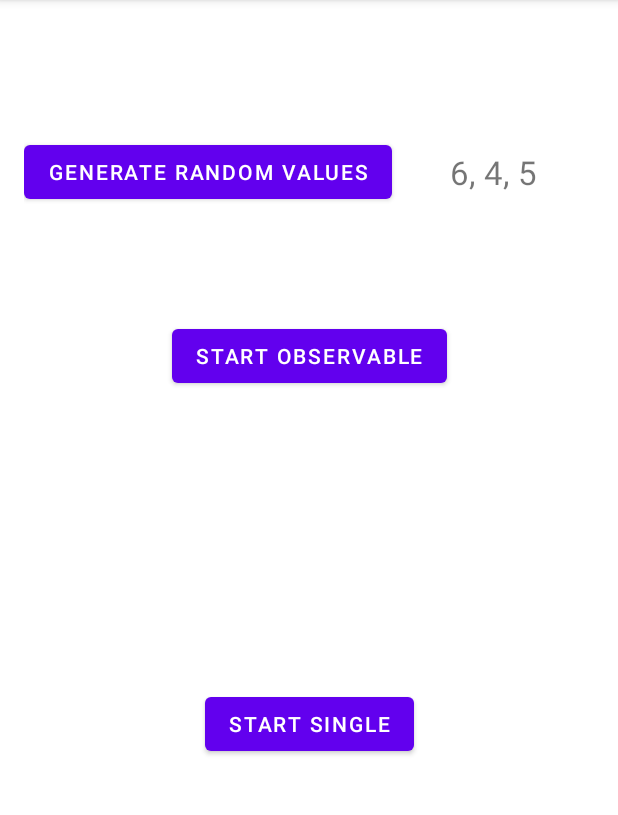
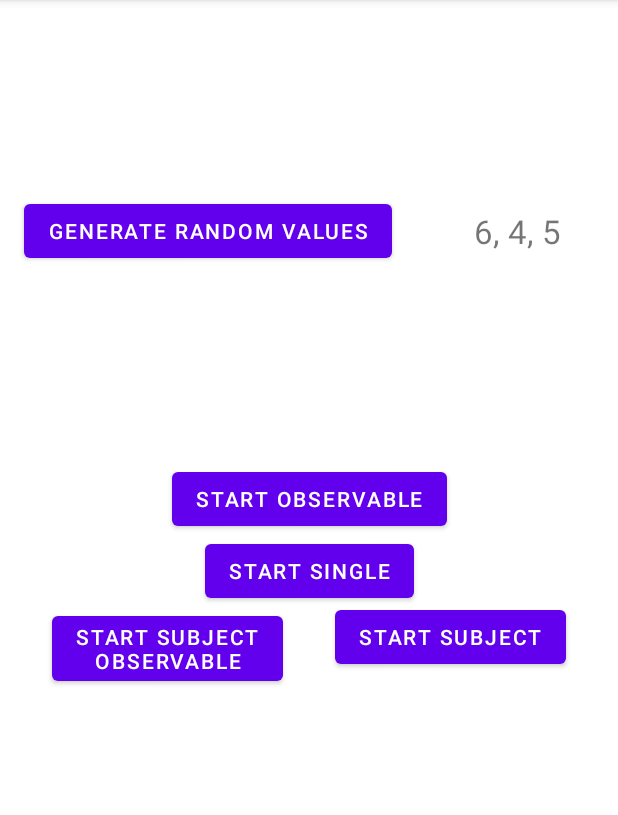
Before and after one commit to d-yaskevich/RxJavaDemo, an Android app: the screen it shows after launch (MainActivity), after a tap on "START OBSERVABLE", on a phone screen of 412 x 824 dp, the part 84-899 px from its top. Run offline under Robolectric (Android 15) with nearby library versions, the phone set to English and light mode, and no system bars; our stand-ins replace RxJava; 1 other tap on this screen came first.

Commit message:
Add Subject

```diff
--- a/app/src/main/java/com/examples/rxjavademo/MainActivity.java
+++ b/app/src/main/java/com/examples/rxjavademo/MainActivity.java
@@ -3,6 +3,7 @@ package com.examples.rxjavademo;
 import android.os.Bundle;
 import android.util.Log;
 import android.view.View;
+import android.view.ViewGroup;
 import android.widget.TextView;
 
 import androidx.appcompat.app.AppCompatActivity;
@@ -17,13 +18,12 @@ import io.reactivex.rxjava3.core.ObservableSource;
 import io.reactivex.rxjava3.core.ObservableTransformer;
 import io.reactivex.rxjava3.core.Observer;
 import io.reactivex.rxjava3.core.Single;
-import io.reactivex.rxjava3.core.SingleEmitter;
 import io.reactivex.rxjava3.core.SingleObserver;
-import io.reactivex.rxjava3.core.SingleOnSubscribe;
 import io.reactivex.rxjava3.core.SingleSource;
 import io.reactivex.rxjava3.core.SingleTransformer;
 import io.reactivex.rxjava3.disposables.Disposable;
 import io.reactivex.rxjava3.schedulers.Schedulers;
+import io.reactivex.rxjava3.subjects.BehaviorSubject;
 
 
 public class MainActivity extends AppCompatActivity {
@@ -34,6 +34,11 @@ public class MainActivity extends AppCompatActivity {
     private ArrayList<Integer> values = new ArrayList<>();
 
     private TextView tvRandomValues;
+    private ViewGroup vgProgress;
+
+    private Observable<Integer> observable;
+    private Single<Integer> single;
+    private BehaviorSubject<Integer> subject;
 
     @Override
     protected void onCreate(Bundle savedInstanceState) {
@@ -41,15 +46,66 @@ public class MainActivity extends AppCompatActivity {
         setContentView(R.layout.activity_main);
 
         findViewById(R.id.btn_generate_random).setOnClickListener(v -> {
+            setRandomValues();
+        });
+        tvRandomValues = findViewById(R.id.tv_random_values);
+        vgProgress = findViewById(R.id.vg_progress);
+
+        createObservable();
+        createSingle();
+
+        setRandomValues();
+    }
+
+    private void setRandomValues() {
         Random random = new Random();
         values.clear();
         values.add(random.nextInt(MAX_VALUE));
         values.add(random.nextInt(MAX_VALUE));
         values.add(random.nextInt(MAX_VALUE));
+        showRandomValues();
+    }
 
-            showRandomValues();
+    private void createSingle() {
+//        single = Single.just(n1, n2, n3);
+//        Log.i(TAG, "Single.just(" + n1 + ", " + n2 + ", " + n3 + ")");
+
+        single = Single.create(emitter -> {
+            Log.i(TAG, "start single - " + Thread.currentThread().getName());
+            Thread.sleep(1000);
+            int first = values.get(0);
+            if (first % 2 == 0) {
+                emitter.onSuccess(first);
+                Log.i(TAG, "onSuccess(" + first + ") - " + Thread.currentThread().getName());
+            } else {
+                String msg = first + " % 2 != 0";
+                emitter.onError(new Throwable(msg));
+                Log.i(TAG, "onError(" + msg + ") - " + Thread.currentThread().getName());
+            }
         });
-        tvRandomValues = findViewById(R.id.tv_random_values);
+    }
+
+    private void createObservable() {
+//        observable = Observable.just(n1, n2, n3);
+//        Log.i(TAG, "Observable.just(" + n1 + ", " + n2 + ", " + n3 + ")");
+
+        observable = Observable.create(emitter -> {
+            Log.i(TAG, "start observable - " + Thread.currentThread().getName());
+            for (int value : values) {
+                emitter.onNext(value);
+                Log.i(TAG, "onNext(" + value + ") - " + Thread.currentThread().getName());
+                Thread.sleep(1000);
+            }
+            int first = values.get(0);
+            if (first % 2 == 0) {
+                emitter.onComplete();
+                Log.i(TAG, "onComplete() - " + Thread.currentThread().getName());
+            } else {
+                String msg = first + " % 2 != 0";
+                emitter.onError(new Throwable(msg));
+                Log.i(TAG, "onError(" + msg + ") - " + Thread.currentThread().getName());
+            }
+        });
     }
 
     private void showRandomValues() {
@@ -66,93 +122,124 @@ public class MainActivity extends AppCompatActivity {
     }
 
     public void onStartObservable(View view) {
-//        Observable observable = Observable.just(n1, n2, n3);
-//        Log.i(TAG, "Observable.just(" + n1 + ", " + n2 + ", " + n3 + ")");
-
-        Observable<Integer> observable = Observable.create(emitter -> {
-            for (int value : values) {
-                emitter.onNext(value);
-            }
-            int first = values.get(0);
-            if (first % 2 == 0) {
-                emitter.onComplete();
-            } else {
-                emitter.onError(new Throwable(first + " % 2 != 0"));
-            }
-        });
-
-        new Thread(() -> {
-            Log.i(TAG, "subscribe - " + Thread.currentThread().getName());
+//        new Thread(() -> {
+        String msg = "subscribe (observable) - ";
+        Log.i(TAG, msg + Thread.currentThread().getName());
         observable.compose(new AsyncObservableTransformer())
 //                    .subscribeOn(Schedulers.io())
 //                    .observeOn(AndroidSchedulers.mainThread())
                 .map(o -> {
                     boolean bool = (Integer) o % 2 == 0;
-                        Log.i(TAG, "map(" + o + "->" + bool + ") - " + Thread.currentThread().getName());
+                    Log.i(TAG, msg + "map(" + o + "->" + bool + ") - " + Thread.currentThread().getName());
                     return bool;
+                })
+                .doOnSubscribe(disposable -> {
+                    vgProgress.setVisibility(View.VISIBLE);
+                })
+                .doOnTerminate(() -> {
+                    vgProgress.setVisibility(View.GONE);
                 })
                 .subscribe(new Observer<Boolean>() {
                     @Override
                     public void onSubscribe(@NonNull Disposable d) {
-                            Log.i(TAG, "onSubscribe() - " + Thread.currentThread().getName());
+                        Log.i(TAG, msg + "onSubscribe() - " + Thread.currentThread().getName());
                     }
 
                     @Override
                     public void onNext(@NonNull Boolean bool) {
-                            Log.i(TAG, "onNext(" + bool + ") - " + Thread.currentThread().getName());
+                        Log.i(TAG, msg + "onNext(" + bool + ") - " + Thread.currentThread().getName());
                     }
 
                     @Override
                     public void onError(@NonNull Throwable e) {
-                            Log.i(TAG, "onError(" + e.getMessage() + ") - " + Thread.currentThread().getName());
+                        Log.i(TAG, msg + "onError(" + e.getMessage() + ") - " + Thread.currentThread().getName());
                     }
 
                     @Override
                     public void onComplete() {
-                            Log.i(TAG, "onComplete() - " + Thread.currentThread().getName());
+                        Log.i(TAG, msg + "onComplete() - " + Thread.currentThread().getName());
                     }
                 });
-        }).start();
+//        }).start();
     }
 
     public void onStartSingle(View view) {
-        Single<Integer> single = Single.create(emitter -> {
-            int first = values.get(0);
-            if (first % 2 == 0) {
-                emitter.onSuccess(first);
-            } else {
-                emitter.onError(new Throwable(first + " % 2 != 0"));
-            }
-
-        });
-
-        new Thread(() -> {
-            Log.i(TAG, "subscribe - " + Thread.currentThread().getName());
+//        new Thread(() -> {
+        String msg = "subscribe (single) - ";
+        Log.i(TAG, msg + Thread.currentThread().getName());
         single.compose(new AsyncSingleTransformer())
 //                    .subscribeOn(Schedulers.io())
 //                    .observeOn(AndroidSchedulers.mainThread())
                 .map(o -> {
                     boolean bool = (Integer) o % 2 == 0;
-                        Log.i(TAG, "map(" + o + "->" + bool + ") - " + Thread.currentThread().getName());
+                    Log.i(TAG, msg + "map(" + o + "->" + bool + ") - " + Thread.currentThread().getName());
                     return bool;
+                })
+                .doOnSubscribe(disposable -> {
+                    vgProgress.setVisibility(View.VISIBLE);
+                })
+                .doOnTerminate(() -> {
+                    vgProgress.setVisibility(View.GONE);
                 })
                 .subscribe(new SingleObserver<Boolean>() {
                     @Override
                     public void onSubscribe(@NonNull Disposable d) {
-                            Log.i(TAG, "onSubscribe() - " + Thread.currentThread().getName());
+                        Log.i(TAG, msg + "onSubscribe() - " + Thread.currentThread().getName());
                     }
 
                     @Override
                     public void onSuccess(@NonNull Boolean bool) {
-                            Log.i(TAG, "onSuccess(" + bool + ") - " + Thread.currentThread().getName());
+                        Log.i(TAG, msg + "onSuccess(" + bool + ") - " + Thread.currentThread().getName());
                     }
 
                     @Override
                     public void onError(@NonNull Throwable e) {
-                            Log.i(TAG, "onError(" + e.getMessage() + ") - " + Thread.currentThread().getName());
+                        Log.i(TAG, msg + "onError(" + e.getMessage() + ") - " + Thread.currentThread().getName());
                     }
                 });
-        }).start();
+//        }).start();
+    }
+
+    public void onStartSubjectObservable(View view) {
+        Log.i(TAG, "subscribe (observable/subject) - " + Thread.currentThread().getName());
+//        subject = AsyncSubject.create();
+        subject = BehaviorSubject.createDefault(-1);
+        observable.compose(new AsyncObservableTransformer())
+//                .subscribeOn(Schedulers.io())
+//                .observeOn(AndroidSchedulers.mainThread())
+                .subscribeWith(subject);
+    }
+
+    public void onStartSubject(View view) {
+        String msg = "subscribe (subject) - ";
+        Log.i(TAG, msg + Thread.currentThread().getName());
+        subject.doOnSubscribe(disposable -> {
+            vgProgress.setVisibility(View.VISIBLE);
+            Log.i(TAG, msg + "doOnSubscribe()" + Thread.currentThread().getName());
+        }).doOnTerminate(() -> {
+            vgProgress.setVisibility(View.GONE);
+            Log.i(TAG, msg + "doOnTerminate()" + Thread.currentThread().getName());
+        }).subscribe(new Observer<Integer>() {
+            @Override
+            public void onSubscribe(@NonNull Disposable d) {
+                Log.i(TAG, msg + "onSubscribe() - " + Thread.currentThread().getName());
+            }
+
+            @Override
+            public void onNext(@NonNull Integer integer) {
+                Log.i(TAG, msg + "onNext(" + integer + ") - " + Thread.currentThread().getName());
+            }
+
+            @Override
+            public void onError(@NonNull Throwable e) {
+                Log.i(TAG, msg + "onError(" + e.getMessage() + ") - " + Thread.currentThread().getName());
+            }
+
+            @Override
+            public void onComplete() {
+                Log.i(TAG, msg + "onComplete() - " + Thread.currentThread().getName());
+            }
+        });
     }
 
     public class AsyncObservableTransformer implements ObservableTransformer {
--- a/app/src/main/res/layout/activity_main.xml
+++ b/app/src/main/res/layout/activity_main.xml
@@ -4,13 +4,13 @@
     xmlns:tools="http://schemas.android.com/tools"
     android:layout_width="match_parent"
     android:layout_height="match_parent"
-    android:padding="16dp"
     tools:context=".MainActivity">
 
     <Button
         android:id="@+id/btn_generate_random"
         android:layout_width="wrap_content"
         android:layout_height="wrap_content"
+        android:layout_margin="16dp"
         android:text="Generate random values"
         app:layout_constraintBottom_toTopOf="@id/btn_start_observable"
         app:layout_constraintEnd_toStartOf="@id/tv_random_values"
@@ -21,6 +21,7 @@
         android:id="@+id/tv_random_values"
         android:layout_width="0dp"
         android:layout_height="wrap_content"
+        android:layout_margin="16dp"
         android:gravity="center"
         android:padding="8dp"
         android:textSize="22sp"
@@ -38,7 +39,8 @@
         app:layout_constraintBottom_toTopOf="@id/btn_start_single"
         app:layout_constraintLeft_toLeftOf="parent"
         app:layout_constraintRight_toRightOf="parent"
-        app:layout_constraintTop_toTopOf="parent" />
+        app:layout_constraintTop_toTopOf="parent"
+        app:layout_constraintVertical_chainStyle="packed" />
 
     <Button
         android:id="@+id/btn_start_single"
@@ -46,9 +48,50 @@
         android:layout_height="wrap_content"
         android:onClick="onStartSingle"
         android:text="Start single"
+        app:layout_constraintBottom_toTopOf="@id/btn_start_subject_observable"
+        app:layout_constraintLeft_toLeftOf="parent"
+        app:layout_constraintRight_toRightOf="parent"
+        app:layout_constraintTop_toBottomOf="@id/btn_start_observable" />
+
+    <Button
+        android:id="@+id/btn_start_subject_observable"
+        android:layout_width="wrap_content"
+        android:layout_height="wrap_content"
+        android:onClick="onStartSubjectObservable"
+        android:text="Start subject\nobservable"
         app:layout_constraintBottom_toBottomOf="parent"
         app:layout_constraintLeft_toLeftOf="parent"
-        app:layout_constraintRight_toRightOf="parent"
-        app:layout_constraintTop_toTopOf="@id/btn_start_observable" />
+        app:layout_constraintRight_toLeftOf="@id/btn_start_subject"
+        app:layout_constraintTop_toBottomOf="@id/btn_start_single" />
+
+    <Button
+        android:id="@+id/btn_start_subject"
+        android:layout_width="wrap_content"
+        android:layout_height="wrap_content"
+        android:onClick="onStartSubject"
+        android:text="Start subject"
+        app:layout_constraintBaseline_toBaselineOf="@id/btn_start_subject_observable"
+        app:layout_constraintLeft_toRightOf="@id/btn_start_subject_observable"
+        app:layout_constraintRight_toRightOf="parent" />
+
+    <FrameLayout
+        android:id="@+id/vg_progress"
+        android:layout_width="0dp"
+        android:layout_height="0dp"
+        android:alpha="0.2"
+        android:background="@color/purple_700"
+        android:visibility="gone"
+        app:layout_constraintBottom_toBottomOf="parent"
+        app:layout_constraintEnd_toEndOf="parent"
+        app:layout_constraintStart_toStartOf="parent"
+        app:layout_constraintTop_toTopOf="parent">
+
+        <ProgressBar
+            android:layout_width="wrap_content"
+            android:layout_height="wrap_content"
+            android:layout_gravity="center"
+            android:indeterminate="true" />
+
+    </FrameLayout>
 
 </androidx.constraintlayout.widget.ConstraintLayout>
```
Lines whose indentation alone changed are shown as unchanged.
